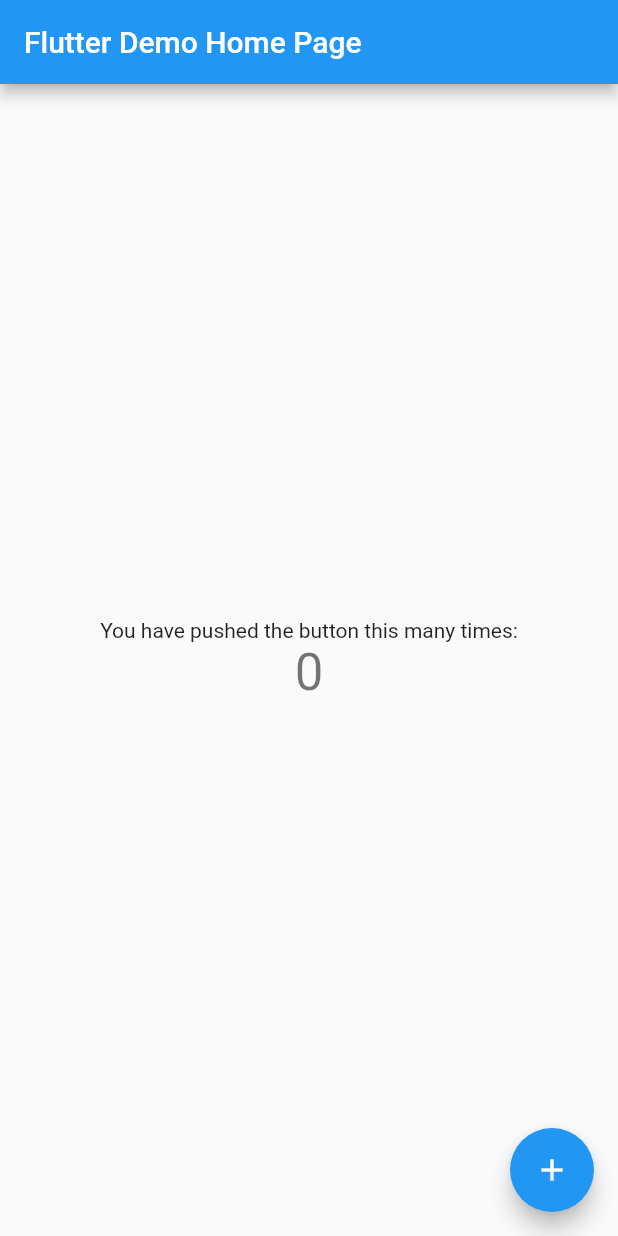
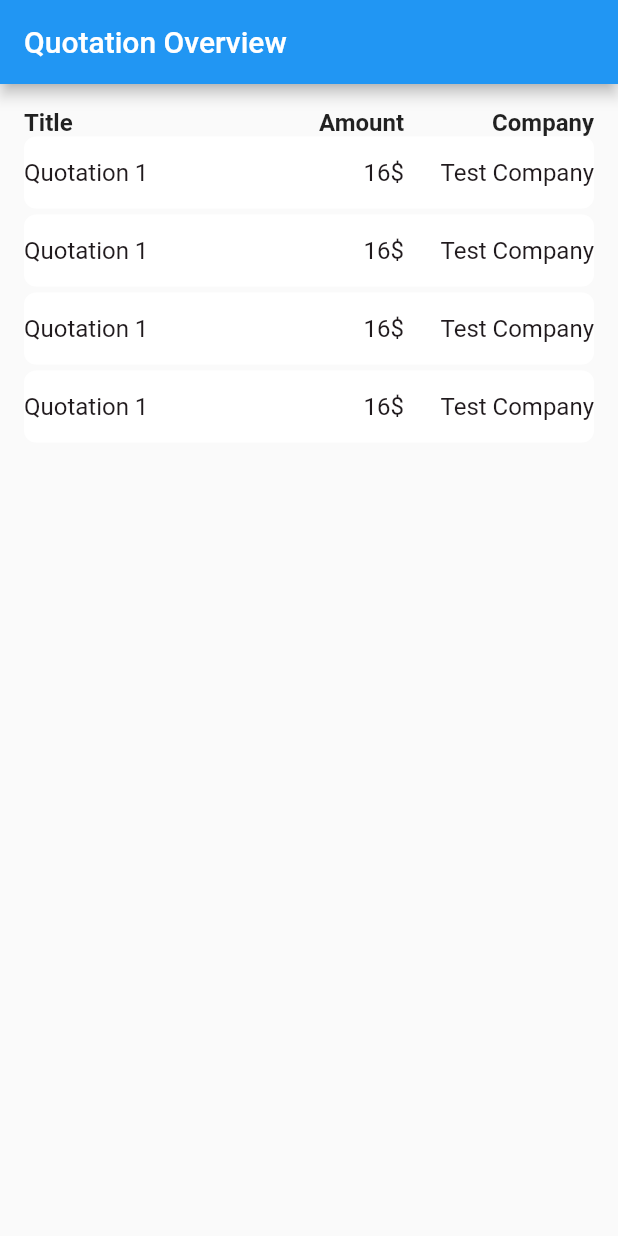
Before and after one commit to ensarhoxhaa/quotation_module, a Flutter app: the screen it shows after launch, on a phone screen of 412 x 824 dp. Run offline on Flutter 3.47's test engine with Material 2 defaults, Android fonts, the phone set to English and light mode, and no system bars; our stand-ins replace flutter_riverpod; missing offline and left inert: data_class_plugin.

Commit message:
created services, repos, and state notififers

```diff
--- /dev/null
+++ b/data_class_plugin_options.yaml
@@ -0,0 +1 @@
+generation_mode: in_place
--- /dev/null
+++ b/lib/design/colors.dart
@@ -0,0 +1,3 @@
+import 'package:flutter/material.dart';
+
+const Color textColor = Color(0xff201A1D);
--- /dev/null
+++ b/lib/design/text_styles.dart
@@ -0,0 +1,5 @@
+import 'package:flutter/material.dart';
+import 'package:quotation_module/design/colors.dart';
+
+final TextStyle defaultTextStyle = TextStyle(
+    fontSize: 16.0, color: textColor, fontWeight: FontWeight.w400, height: 1.3);
--- a/lib/main.dart
+++ b/lib/main.dart
@@ -1,4 +1,5 @@
 import 'package:flutter/material.dart';
+import 'package:quotation_module/screens/quotation_overview_screen.dart';
 
 void main() {
   runApp(const MyApp());
@@ -13,103 +14,9 @@ class MyApp extends StatelessWidget {
     return MaterialApp(
       title: 'Flutter Demo',
       theme: ThemeData(
-        // This is the theme of your application.
-        //
-        // Try running your application with "flutter run". You'll see the
-        // application has a blue toolbar. Then, without quitting the app, try
-        // changing the primarySwatch below to Colors.green and then invoke
-        // "hot reload" (press "r" in the console where you ran "flutter run",
-        // or simply save your changes to "hot reload" in a Flutter IDE).
-        // Notice that the counter didn't reset back to zero; the application
-        // is not restarted.
         primarySwatch: Colors.blue,
       ),
-      home: const MyHomePage(title: 'Flutter Demo Home Page'),
+      home: const QuotationOverviewScreen(),
     );
   }
 }
-
-class MyHomePage extends StatefulWidget {
-  const MyHomePage({super.key, required this.title});
-
-  // This widget is the home page of your application. It is stateful, meaning
-  // that it has a State object (defined below) that contains fields that affect
-  // how it looks.
-
-  // This class is the configuration for the state. It holds the values (in this
-  // case the title) provided by the parent (in this case the App widget) and
-  // used by the build method of the State. Fields in a Widget subclass are
-  // always marked "final".
-
-  final String title;
-
-  @override
-  State<MyHomePage> createState() => _MyHomePageState();
-}
-
-class _MyHomePageState extends State<MyHomePage> {
-  int _counter = 0;
-
-  void _incrementCounter() {
-    setState(() {
-      // This call to setState tells the Flutter framework that something has
-      // changed in this State, which causes it to rerun the build method below
-      // so that the display can reflect the updated values. If we changed
-      // _counter without calling setState(), then the build method would not be
-      // called again, and so nothing would appear to happen.
-      _counter++;
-    });
-  }
-
-  @override
-  Widget build(BuildContext context) {
-    // This method is rerun every time setState is called, for instance as done
-    // by the _incrementCounter method above.
-    //
-    // The Flutter framework has been optimized to make rerunning build methods
-    // fast, so that you can just rebuild anything that needs updating rather
-    // than having to individually change instances of widgets.
-    return Scaffold(
-      appBar: AppBar(
-        // Here we take the value from the MyHomePage object that was created by
-        // the App.build method, and use it to set our appbar title.
-        title: Text(widget.title),
-      ),
-      body: Center(
-        // Center is a layout widget. It takes a single child and positions it
-        // in the middle of the parent.
-        child: Column(
-          // Column is also a layout widget. It takes a list of children and
-          // arranges them vertically. By default, it sizes itself to fit its
-          // children horizontally, and tries to be as tall as its parent.
-          //
-          // Invoke "debug painting" (press "p" in the console, choose the
-          // "Toggle Debug Paint" action from the Flutter Inspector in Android
-          // Studio, or the "Toggle Debug Paint" command in Visual Studio Code)
-          // to see the wireframe for each widget.
-          //
-          // Column has various properties to control how it sizes itself and
-          // how it positions its children. Here we use mainAxisAlignment to
-          // center the children vertically; the main axis here is the vertical
-          // axis because Columns are vertical (the cross axis would be
-          // horizontal).
-          mainAxisAlignment: MainAxisAlignment.center,
-          children: <Widget>[
-            const Text(
-              'You have pushed the button this many times:',
-            ),
-            Text(
-              '$_counter',
-              style: Theme.of(context).textTheme.headlineMedium,
-            ),
-          ],
-        ),
-      ),
-      floatingActionButton: FloatingActionButton(
-        onPressed: _incrementCounter,
-        tooltip: 'Increment',
-        child: const Icon(Icons.add),
-      ), // This trailing comma makes auto-formatting nicer for build methods.
-    );
-  }
-}
--- /dev/null
+++ b/lib/repository/quotation_repository.dart
@@ -0,0 +1,3 @@
+class QuotationRepository {
+
+}
--- /dev/null
+++ b/lib/screens/quotation_overview_screen.dart
@@ -0,0 +1,104 @@
+import 'package:flutter/material.dart';
+import 'package:quotation_module/design/text_styles.dart';
+
+class QuotationOverviewScreen extends StatelessWidget {
+  const QuotationOverviewScreen({Key? key}) : super(key: key);
+
+  @override
+  Widget build(BuildContext context) {
+    return Scaffold(
+      appBar: AppBar(
+        title: Text("Quotation Overview"),
+      ),
+      body: Padding(
+        padding: EdgeInsets.all(16),
+        child: Column(
+          children: [
+            Container(
+              child: Row(
+                mainAxisAlignment: MainAxisAlignment.spaceBetween,
+                children: [
+                  Expanded(
+                    child: Text(
+                      "Title",
+                      style: TextStyle(fontSize: 16, fontWeight: FontWeight.w700),
+                    ),
+                  ),
+                  Expanded(
+                    child: Align(
+                      alignment: Alignment.centerRight,
+                      child: Text("Amount",
+                          style:
+                              TextStyle(fontSize: 16, fontWeight: FontWeight.w700)),
+                    ),
+                  ),
+                  Expanded(
+                    child: Align(
+                      alignment: Alignment.centerRight,
+                      child: Text("Company",
+                          style:
+                              TextStyle(fontSize: 16, fontWeight: FontWeight.w700)),
+                    ),
+                  )
+                ],
+              ),
+            ),
+            Expanded(
+              child: ListView.builder(
+                itemCount: 4,
+                  itemBuilder: (context, index) {
+                return Container(
+                  child: InkWell(
+                    onTap: () {
+
+                    },
+                    child: Padding(
+                      padding: EdgeInsets.only(
+                          bottom: 4),
+                      child: Container(
+                        height: 48,
+                        decoration: BoxDecoration(
+                            borderRadius:
+                            BorderRadius.circular(
+                                8.0),
+                            color: Colors.white),
+                        child: Row(
+                          children: [
+                            Expanded(
+                                child: Text("Quotation 1",style: defaultTextStyle)
+                            ),
+                            Expanded(
+                              child: Align(
+                                alignment: Alignment.centerRight,
+                                child: Text(
+                                  "16\$",
+                                  style: defaultTextStyle,
+                                  overflow: TextOverflow
+                                      .ellipsis,
+                                ),
+                              ),
+                            ),
+                            Expanded(
+                              child: Align(
+                                alignment: Alignment.centerRight,
+                                child: Text(
+                                  "Test Company",
+                                  style: defaultTextStyle,
+                                  overflow: TextOverflow
+                                      .ellipsis,),
+                              ),
+                            )
+                          ],
+                        ),
+                      ),
+                    ),
+                  ),
+                );
+              }),
+            )
+          ],
+        ),
+      ),
+    );
+  }
+}
--- /dev/null
+++ b/lib/state/quotation_overview_data.dart
@@ -0,0 +1,64 @@
+
+import 'package:data_class_plugin/data_class_plugin.dart';
+
+@DataClass()
+class QuotationOverviewData {
+  /// Shorthand constructor
+  QuotationOverviewData({
+    required this.title,
+    required this.amount,
+    required this.company,
+  });
+
+  final String title;
+  final double amount;
+  final String company;
+
+  /// Returns a string with the properties of [QuotationOverviewData]
+  @override
+  String toString() {
+    String value = 'QuotationOverviewData{<optimized out>}';
+    assert(() {
+      value =
+          'QuotationOverviewData@<$hexIdentity>{title: $title, amount: $amount, company: $company}';
+      return true;
+    }());
+    return value;
+  }
+
+  /// Returns a hash code based on [this] properties
+  @override
+  int get hashCode {
+    return Object.hashAll(<Object?>[
+      runtimeType,
+      title,
+      amount,
+      company,
+    ]);
+  }
+
+  /// Compares [this] with [other] on identity, class type, and properties
+  /// *with deep comparison on collections*
+  @override
+  bool operator ==(Object? other) {
+    return identical(this, other) ||
+        other is QuotationOverviewData &&
+            runtimeType == other.runtimeType &&
+            title == other.title &&
+            amount == other.amount &&
+            company == other.company;
+  }
+
+  /// Creates a new instance of [QuotationOverviewData] with optional new values
+  QuotationOverviewData copyWith({
+    final String? title,
+    final double? amount,
+    final String? company,
+  }) {
+    return QuotationOverviewData(
+      title: title ?? this.title,
+      amount: amount ?? this.amount,
+      company: company ?? this.company,
+    );
+  }
+}
```
Also changed, not shown: lib/models/quotation_info.dart (+77 -1 lines), lib/notifiers/quotation_overview_notifier.dart (added, +10 -0 lines), lib/screens/qoutation_details_screen.dart (added, +10 -0 lines), lib/services/quotation_service.dart (added, +20 -0 lines), lib/state/qoutation_overview_state.dart (added, +53 -0 lines).
